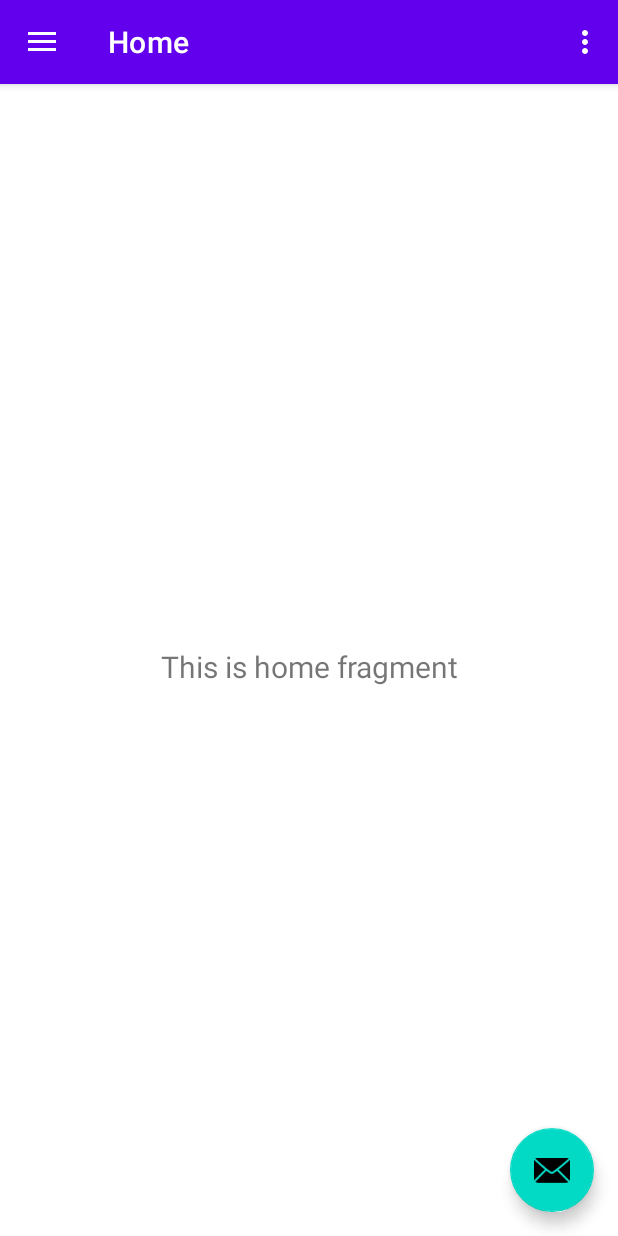
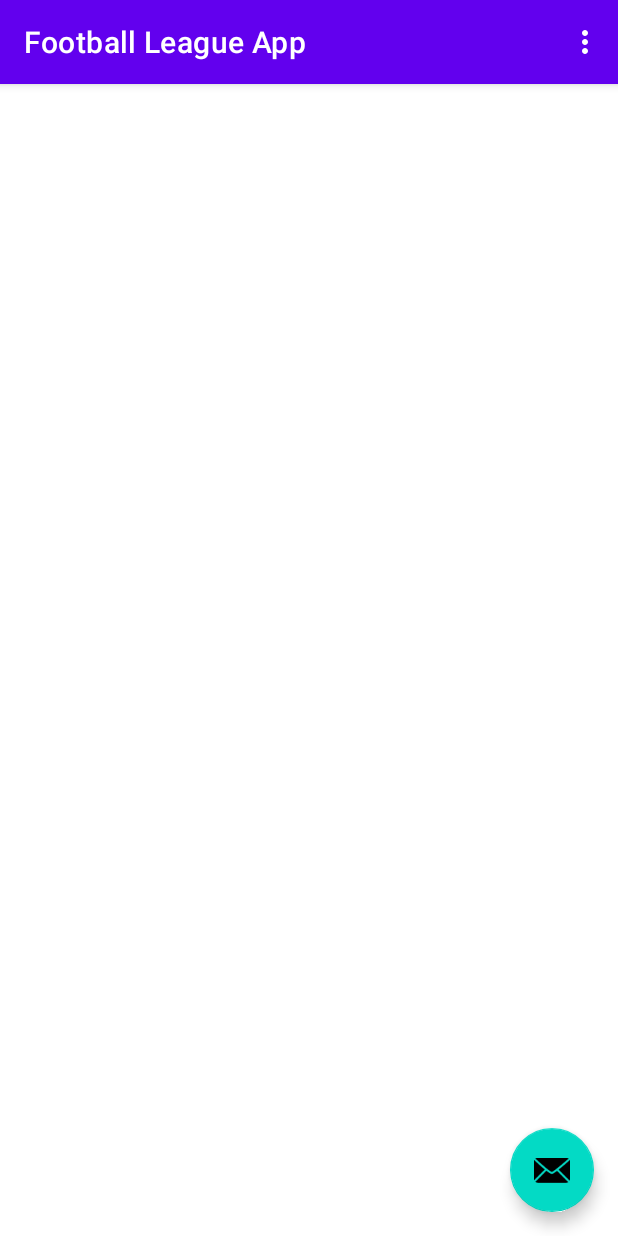
Before and after one commit to Dominik277/Football-League-App, an Android app: the screen it shows after launch (MainActivity), on a phone screen of 412 x 824 dp. Run offline under Robolectric (Android 15) with nearby library versions, the phone set to English and light mode, and no system bars; our stand-ins replace navigation-ui.

Commit message:
Izbrisane sve nepotrebne stvari.

```diff
--- a/app/src/main/java/hr/dominik/footballleagueapp/MainActivity.java
+++ b/app/src/main/java/hr/dominik/footballleagueapp/MainActivity.java
@@ -42,9 +42,7 @@ public class MainActivity extends AppCompatActivity {
                 R.id.nav_home, R.id.nav_gallery, R.id.nav_slideshow)
                 .setDrawerLayout(drawer)
                 .build();
-        NavController navController = Navigation.findNavController(this, R.id.nav_host_fragment);
-        NavigationUI.setupActionBarWithNavController(this, navController, mAppBarConfiguration);
-        NavigationUI.setupWithNavController(navigationView, navController);
+
     }
 
     @Override
@@ -54,10 +52,5 @@ public class MainActivity extends AppCompatActivity {
         return true;
     }
 
-    @Override
-    public boolean onSupportNavigateUp() {
-        NavController navController = Navigation.findNavController(this, R.id.nav_host_fragment);
-        return NavigationUI.navigateUp(navController, mAppBarConfiguration)
-                || super.onSupportNavigateUp();
-    }
+
 }
--- a/app/src/main/java/hr/dominik/footballleagueapp/ui/home/HomeFragment.java
+++ /dev/null
@@ -1,34 +0,0 @@
-package hr.dominik.footballleagueapp.ui.home;
-
-import android.os.Bundle;
-import android.view.LayoutInflater;
-import android.view.View;
-import android.view.ViewGroup;
-import android.widget.TextView;
-
-import androidx.annotation.NonNull;
-import androidx.annotation.Nullable;
-import androidx.fragment.app.Fragment;
-import androidx.lifecycle.Observer;
-import androidx.lifecycle.ViewModelProvider;
-import hr.dominik.footballleagueapp.R;
-
-public class HomeFragment extends Fragment {
-
-    private HomeViewModel homeViewModel;
-
-    public View onCreateView(@NonNull LayoutInflater inflater,
-                             ViewGroup container, Bundle savedInstanceState) {
-        homeViewModel =
-                new ViewModelProvider(this).get(HomeViewModel.class);
-        View root = inflater.inflate(R.layout.fragment_home, container, false);
-        final TextView textView = root.findViewById(R.id.text_home);
-        homeViewModel.getText().observe(getViewLifecycleOwner(), new Observer<String>() {
-            @Override
-            public void onChanged(@Nullable String s) {
-                textView.setText(s);
-            }
-        });
-        return root;
-    }
-}
--- a/app/src/main/res/layout/content_main.xml
+++ b/app/src/main/res/layout/content_main.xml
@@ -7,14 +7,4 @@
     app:layout_behavior="@string/appbar_scrolling_view_behavior"
     tools:showIn="@layout/app_bar_main">
 
-    <fragment
-        android:id="@+id/nav_host_fragment"
-        android:name="androidx.navigation.fragment.NavHostFragment"
-        android:layout_width="match_parent"
-        android:layout_height="match_parent"
-        app:defaultNavHost="true"
-        app:layout_constraintLeft_toLeftOf="parent"
-        app:layout_constraintRight_toRightOf="parent"
-        app:layout_constraintTop_toTopOf="parent"
-        app:navGraph="@navigation/mobile_navigation" />
 </androidx.constraintlayout.widget.ConstraintLayout>
--- a/app/src/main/res/layout/fragment_home.xml
+++ /dev/null
@@ -1,22 +0,0 @@
-<?xml version="1.0" encoding="utf-8"?>
-<androidx.constraintlayout.widget.ConstraintLayout xmlns:android="http://schemas.android.com/apk/res/android"
-    xmlns:app="http://schemas.android.com/apk/res-auto"
-    xmlns:tools="http://schemas.android.com/tools"
-    android:layout_width="match_parent"
-    android:layout_height="match_parent"
-    tools:context=".ui.home.HomeFragment">
-
-    <TextView
-        android:id="@+id/text_home"
-        android:layout_width="match_parent"
-        android:layout_height="wrap_content"
-        android:layout_marginEnd="8dp"
-        android:layout_marginStart="8dp"
-        android:layout_marginTop="8dp"
-        android:textAlignment="center"
-        android:textSize="20sp"
-        app:layout_constraintBottom_toBottomOf="parent"
-        app:layout_constraintEnd_toEndOf="parent"
-        app:layout_constraintStart_toStartOf="parent"
-        app:layout_constraintTop_toTopOf="parent" />
-</androidx.constraintlayout.widget.ConstraintLayout>
--- a/app/src/main/res/navigation/mobile_navigation.xml
+++ /dev/null
@@ -1,25 +0,0 @@
-<?xml version="1.0" encoding="utf-8"?>
-<navigation xmlns:android="http://schemas.android.com/apk/res/android"
-    xmlns:app="http://schemas.android.com/apk/res-auto"
-    xmlns:tools="http://schemas.android.com/tools"
-    android:id="@+id/mobile_navigation"
-    app:startDestination="@+id/nav_home">
-
-    <fragment
-        android:id="@+id/nav_home"
-        android:name="hr.dominik.footballleagueapp.ui.home.HomeFragment"
-        android:label="@string/menu_home"
-        tools:layout="@layout/fragment_home" />
-
-    <fragment
-        android:id="@+id/nav_gallery"
-        android:name="hr.dominik.footballleagueapp.ui.gallery.GalleryFragment"
-        android:label="@string/menu_gallery"
-        tools:layout="@layout/fragment_gallery" />
-
-    <fragment
-        android:id="@+id/nav_slideshow"
-        android:name="hr.dominik.footballleagueapp.ui.slideshow.SlideshowFragment"
-        android:label="@string/menu_slideshow"
-        tools:layout="@layout/fragment_slideshow" />
-</navigation>
```
Also changed, not shown: app/src/main/java/hr/dominik/footballleagueapp/ui/gallery/GalleryFragment.java (deleted, +0 -34 lines), app/src/main/java/hr/dominik/footballleagueapp/ui/slideshow/SlideshowFragment.java (deleted, +0 -34 lines), app/src/main/res/layout/fragment_gallery.xml (deleted, +0 -22 lines), app/src/main/res/layout/fragment_slideshow.xml (deleted, +0 -22 lines).
